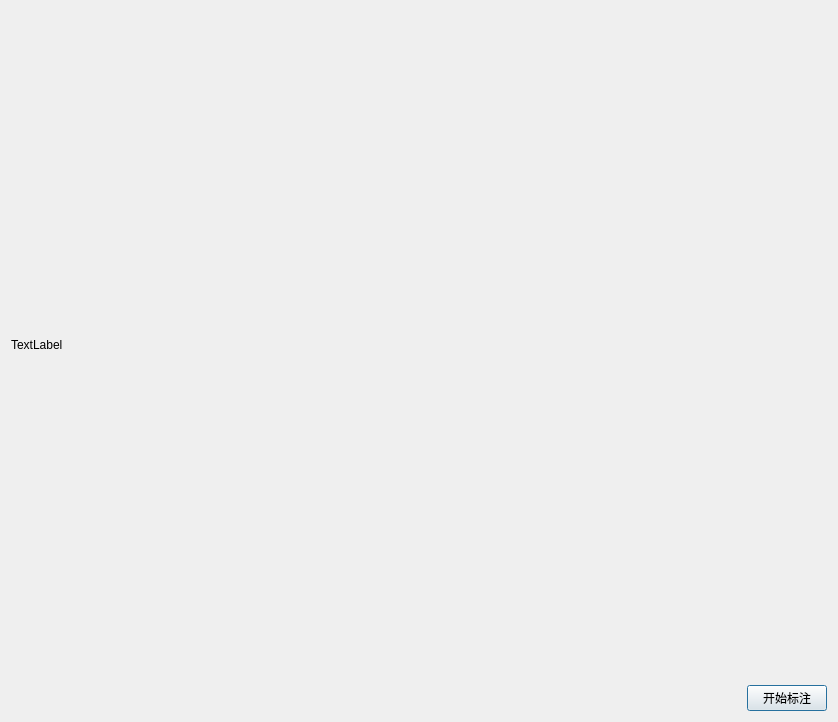
The window that GUI/mark.ui (ZxxWs/IdentifyBuilding) describes before a commit, drawn with Qt 5.
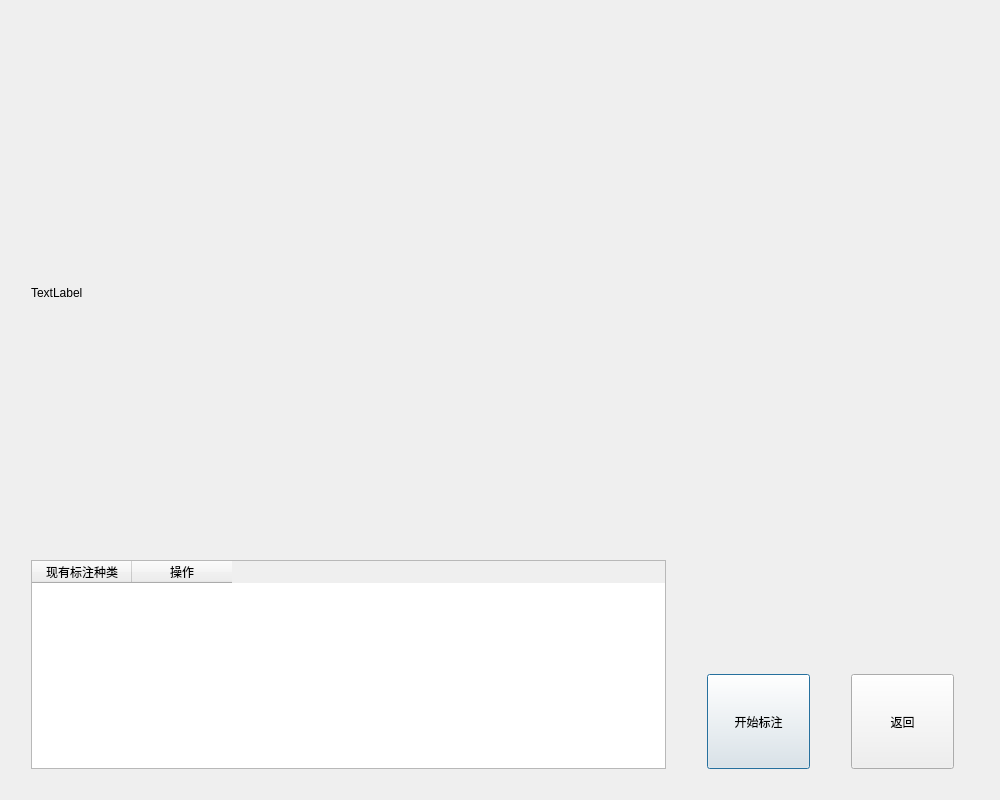
The same window after the commit.

```diff
--- a/GUI/mark.ui
+++ b/GUI/mark.ui
@@ -6,8 +6,8 @@
    <rect>
     <x>0</x>
     <y>0</y>
-    <width>838</width>
-    <height>722</height>
+    <width>1000</width>
+    <height>800</height>
    </rect>
   </property>
   <property name="windowTitle">
@@ -15,7 +15,39 @@
   </property>
   <layout class="QVBoxLayout" name="verticalLayout_3">
    <item>
-    <layout class="QVBoxLayout" name="verticalLayout" stretch="9,1">
+    <layout class="QVBoxLayout" name="verticalLayout" stretch="7,0">
+     <item>
+      <layout class="QVBoxLayout" name="verticalLayout_2">
+       <item>
+        <layout class="QHBoxLayout" name="horizontalLayout_2" stretch="0,4,2">
+         <item>
+          <spacer name="horizontalSpacer">
+           <property name="orientation">
+            <enum>Qt::Horizontal</enum>
+           </property>
+           <property name="sizeHint" stdset="0">
+            <size>
+             <width>20</width>
+             <height>20</height>
+            </size>
+           </property>
+          </spacer>
+         </item>
+         <item>
+          <layout class="QVBoxLayout" name="verticalLayout_5" stretch="0,5,2">
+           <item>
+            <spacer name="verticalSpacer_3">
+             <property name="orientation">
+              <enum>Qt::Vertical</enum>
+             </property>
+             <property name="sizeHint" stdset="0">
+              <size>
+               <width>20</width>
+               <height>20</height>
+              </size>
+             </property>
+            </spacer>
+           </item>
      <item>
       <widget class="QLabel" name="label">
        <property name="text">
@@ -26,13 +58,48 @@
      <item>
       <layout class="QHBoxLayout" name="horizontalLayout">
        <item>
-        <spacer name="horizontalSpacer">
+              <widget class="QTableWidget" name="tableWidget">
+               <column>
+                <property name="text">
+                 <string>现有标注种类</string>
+                </property>
+               </column>
+               <column>
+                <property name="text">
+                 <string>操作</string>
+                </property>
+               </column>
+              </widget>
+             </item>
+            </layout>
+           </item>
+          </layout>
+         </item>
+         <item>
+          <layout class="QVBoxLayout" name="verticalLayout_4" stretch="7,1">
+           <item>
+            <spacer name="verticalSpacer_2">
+             <property name="orientation">
+              <enum>Qt::Vertical</enum>
+             </property>
+             <property name="sizeHint" stdset="0">
+              <size>
+               <width>20</width>
+               <height>40</height>
+              </size>
+             </property>
+            </spacer>
+           </item>
+           <item>
+            <layout class="QHBoxLayout" name="horizontalLayout_3" stretch="1,3,1,3,1">
+             <item>
+              <spacer name="horizontalSpacer_2">
          <property name="orientation">
           <enum>Qt::Horizontal</enum>
          </property>
          <property name="sizeHint" stdset="0">
           <size>
-           <width>40</width>
+                 <width>2</width>
            <height>20</height>
           </size>
          </property>
@@ -40,12 +107,76 @@
        </item>
        <item>
         <widget class="QPushButton" name="pushButton">
+               <property name="sizePolicy">
+                <sizepolicy hsizetype="Minimum" vsizetype="Expanding">
+                 <horstretch>0</horstretch>
+                 <verstretch>0</verstretch>
+                </sizepolicy>
+               </property>
          <property name="text">
           <string>开始标注</string>
          </property>
         </widget>
        </item>
-      </layout>
+             <item>
+              <spacer name="horizontalSpacer_4">
+               <property name="orientation">
+                <enum>Qt::Horizontal</enum>
+               </property>
+               <property name="sizeHint" stdset="0">
+                <size>
+                 <width>2</width>
+                 <height>20</height>
+                </size>
+               </property>
+              </spacer>
+             </item>
+             <item>
+              <widget class="QPushButton" name="pushButtonBack">
+               <property name="sizePolicy">
+                <sizepolicy hsizetype="Minimum" vsizetype="Expanding">
+                 <horstretch>0</horstretch>
+                 <verstretch>0</verstretch>
+                </sizepolicy>
+               </property>
+               <property name="text">
+                <string>返回</string>
+               </property>
+              </widget>
+             </item>
+             <item>
+              <spacer name="horizontalSpacer_3">
+               <property name="orientation">
+                <enum>Qt::Horizontal</enum>
+               </property>
+               <property name="sizeHint" stdset="0">
+                <size>
+                 <width>2</width>
+                 <height>20</height>
+                </size>
+               </property>
+              </spacer>
+             </item>
+            </layout>
+           </item>
+          </layout>
+         </item>
+        </layout>
+       </item>
+      </layout>
+     </item>
+     <item>
+      <spacer name="verticalSpacer">
+       <property name="orientation">
+        <enum>Qt::Vertical</enum>
+       </property>
+       <property name="sizeHint" stdset="0">
+        <size>
+         <width>20</width>
+         <height>20</height>
+        </size>
+       </property>
+      </spacer>
      </item>
     </layout>
    </item>
```
Lines whose indentation alone changed are shown as unchanged.
